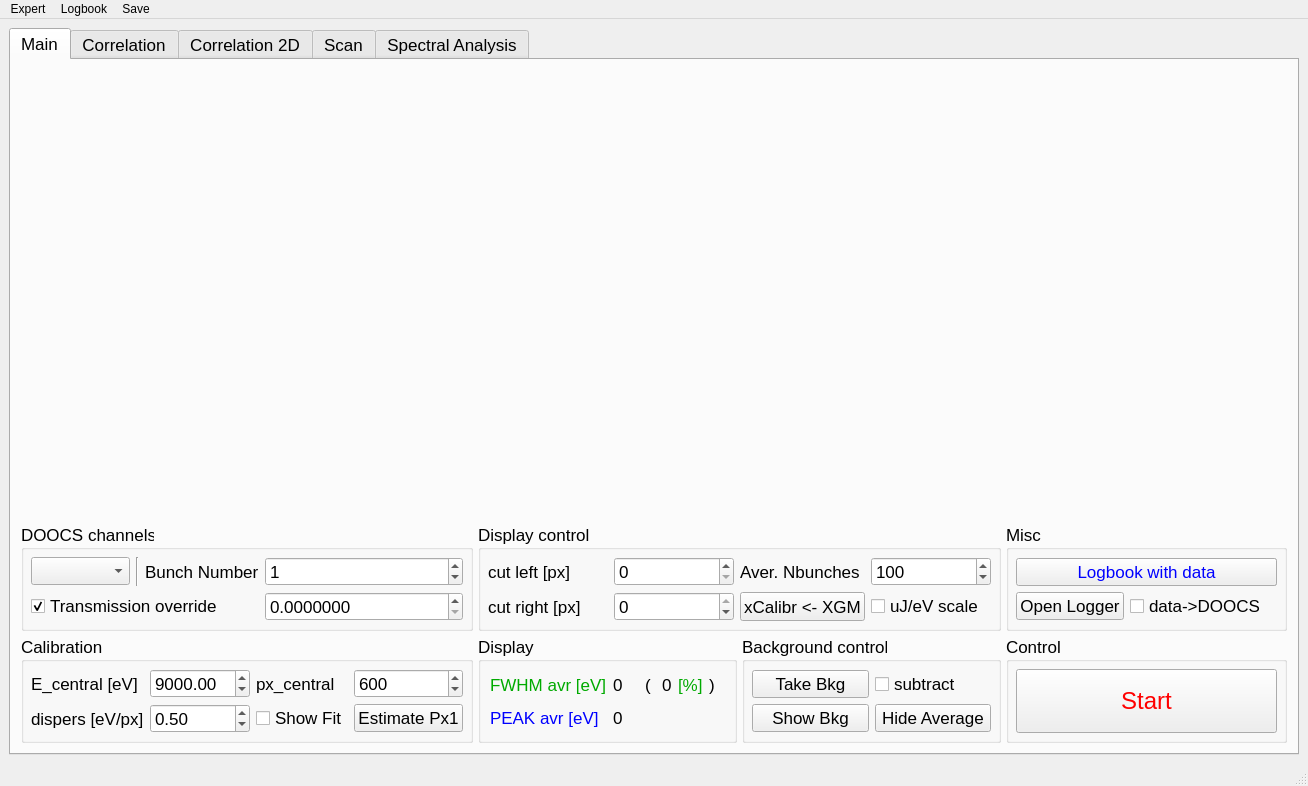
sergey-tomin/pyhirex, file gui/UISpectrometer.ui: the form before one commit.
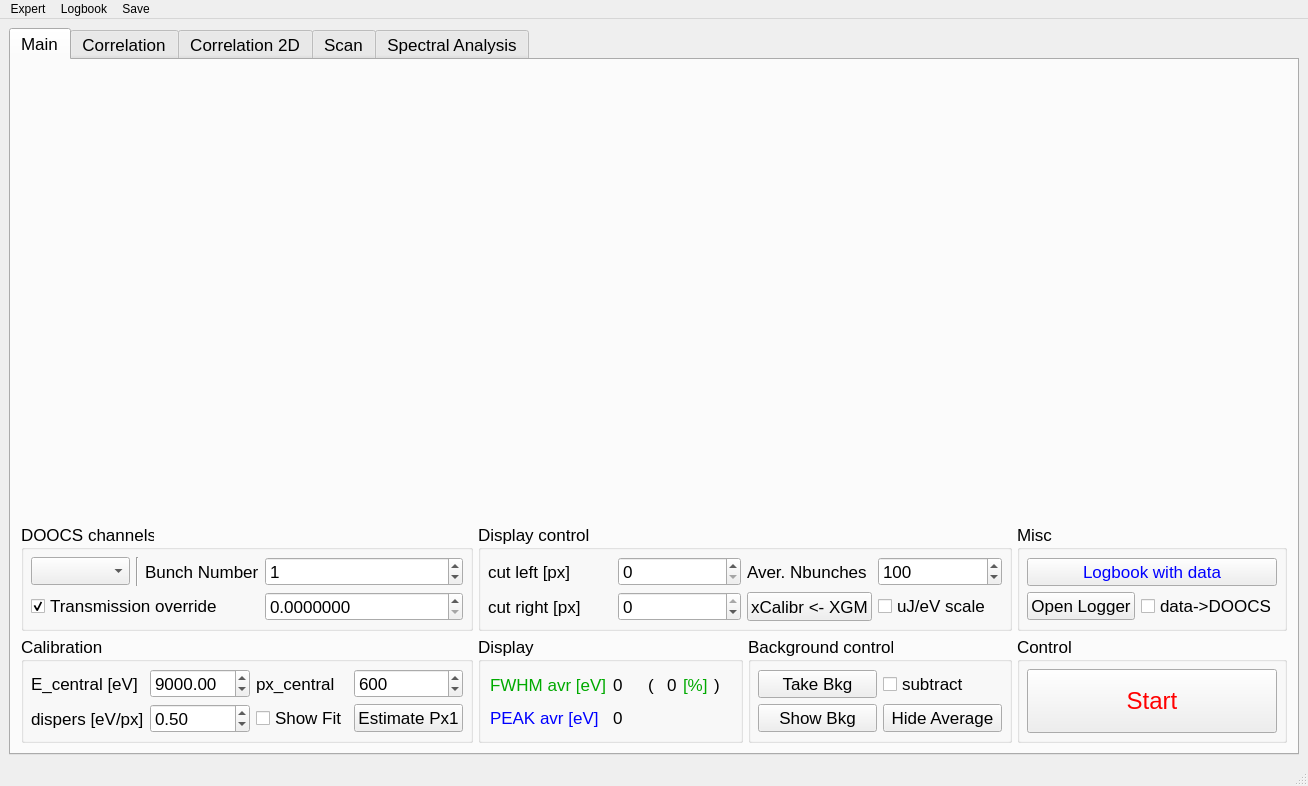
The form after the commit.

Commit message: logbook button fix

```diff
--- a/gui/UISpectrometer.ui
+++ b/gui/UISpectrometer.ui
@@ -676,16 +676,6 @@
            </property>
            <item row="0" column="0">
             <layout class="QGridLayout" name="gridLayout_13">
-             <item row="1" column="1">
-              <widget class="QPushButton" name="pb_logbook">
-               <property name="text">
-                <string>Logbook with data</string>
-               </property>
-               <property name="shortcut">
-                <string>Ctrl+P</string>
-               </property>
-              </widget>
-             </item>
              <item row="2" column="0">
               <widget class="QPushButton" name="pb_logger">
                <property name="sizePolicy">
```
Left out of the diff: 7 changed lines with no effect on the pictures. The commit also changes 1 other file.
